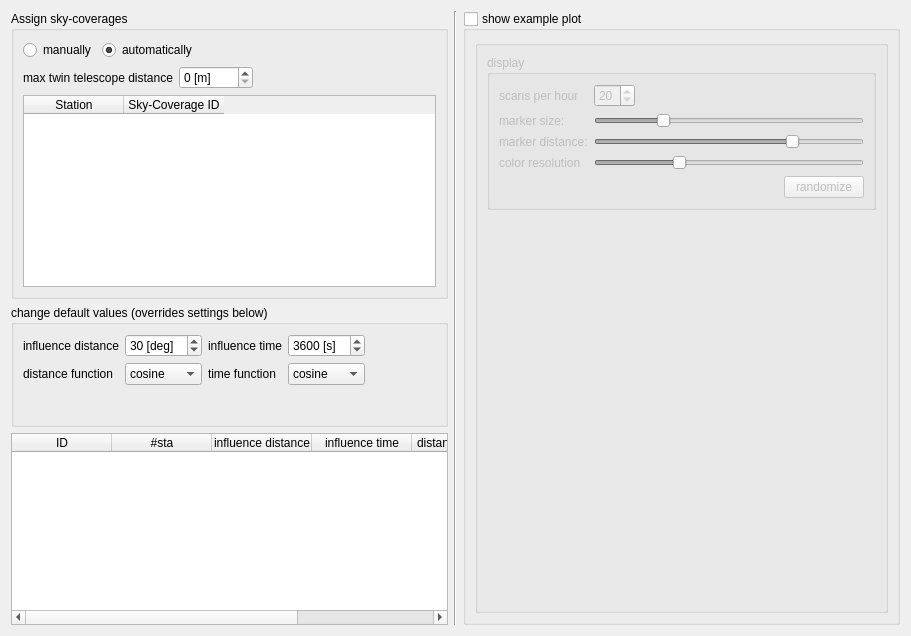
Above: Widgets/skycovwidget.ui from TUW-VieVS/VieSchedppGUI before the change. Below: the same form after it.
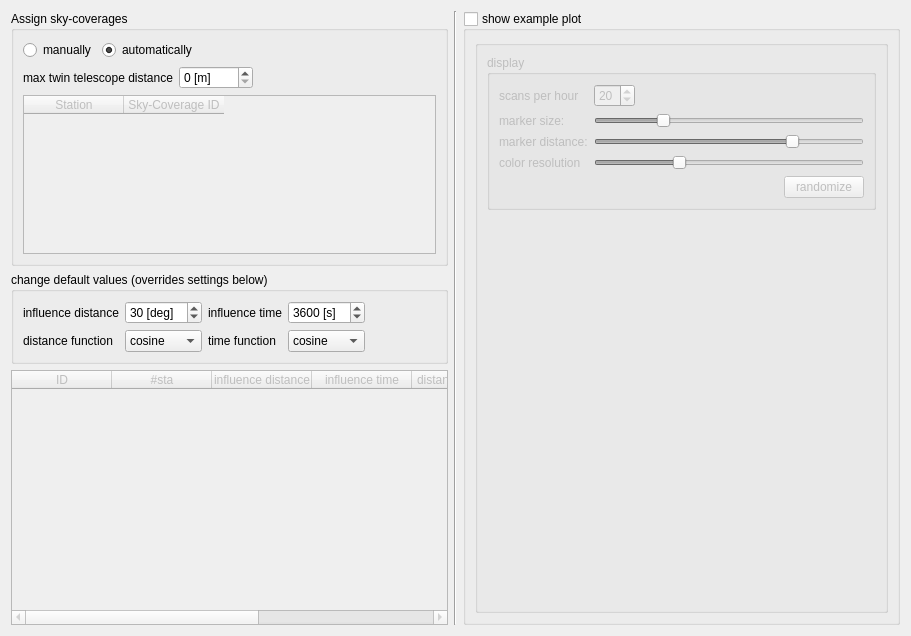
That is the form after the change.

```diff
--- a/Widgets/skycovwidget.ui
+++ b/Widgets/skycovwidget.ui
@@ -17,13 +17,19 @@
    <item>
     <layout class="QHBoxLayout" name="horizontalLayout_2" stretch="1,0,1">
      <item>
-      <layout class="QVBoxLayout" name="verticalLayout" stretch="0,0,0">
+      <layout class="QVBoxLayout" name="verticalLayout" stretch="1,0,1">
        <item>
         <widget class="QGroupBox" name="groupBox_2">
+         <property name="maximumSize">
+          <size>
+           <width>16777215</width>
+           <height>16777215</height>
+          </size>
+         </property>
          <property name="title">
           <string>Assign sky-coverages</string>
          </property>
-         <layout class="QVBoxLayout" name="verticalLayout_3">
+         <layout class="QVBoxLayout" name="verticalLayout_3" stretch="0,0,1">
           <item>
            <layout class="QHBoxLayout" name="horizontalLayout_3">
             <property name="topMargin">
@@ -107,7 +113,7 @@
           <item>
            <widget class="QTableWidget" name="tableWidget_stations">
             <property name="enabled">
-             <bool>true</bool>
+             <bool>false</bool>
             </property>
             <attribute name="verticalHeaderVisible">
              <bool>false</bool>
@@ -124,19 +130,6 @@
             </column>
            </widget>
           </item>
-          <item>
-           <spacer name="verticalSpacer">
-            <property name="orientation">
-             <enum>Qt::Vertical</enum>
-            </property>
-            <property name="sizeHint" stdset="0">
-             <size>
-              <width>20</width>
-              <height>0</height>
-             </size>
-            </property>
-           </spacer>
-          </item>
          </layout>
         </widget>
        </item>
@@ -282,6 +275,9 @@
        </item>
        <item>
         <widget class="QTableWidget" name="tableWidget_sky_cov">
+         <property name="enabled">
+          <bool>false</bool>
+         </property>
          <attribute name="verticalHeaderVisible">
           <bool>false</bool>
          </attribute>
@@ -315,6 +311,11 @@
            <string>time function</string>
           </property>
          </column>
+         <column>
+          <property name="text">
+           <string>stations</string>
+          </property>
+         </column>
         </widget>
        </item>
       </layout>
```
Left out of the diff: 88 changed lines with no effect on the pictures.
